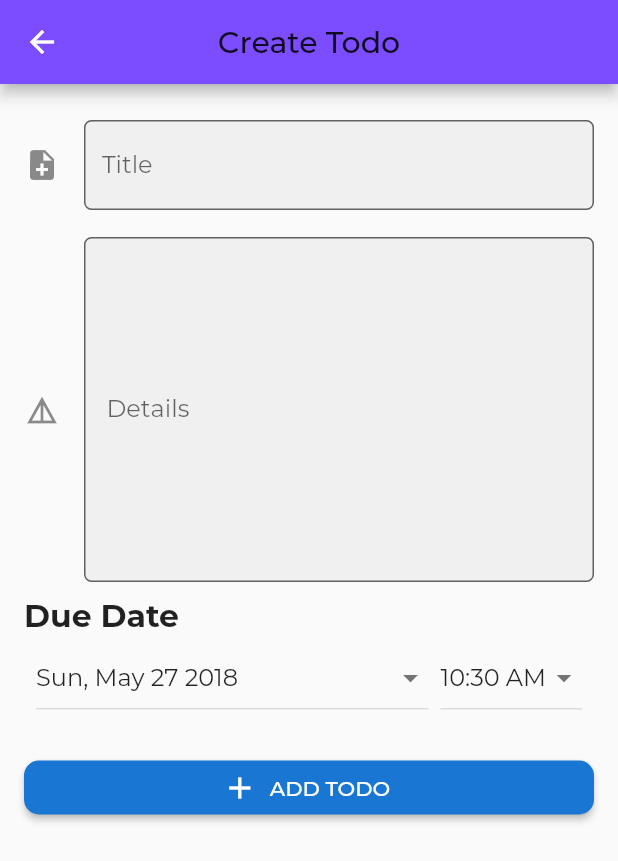
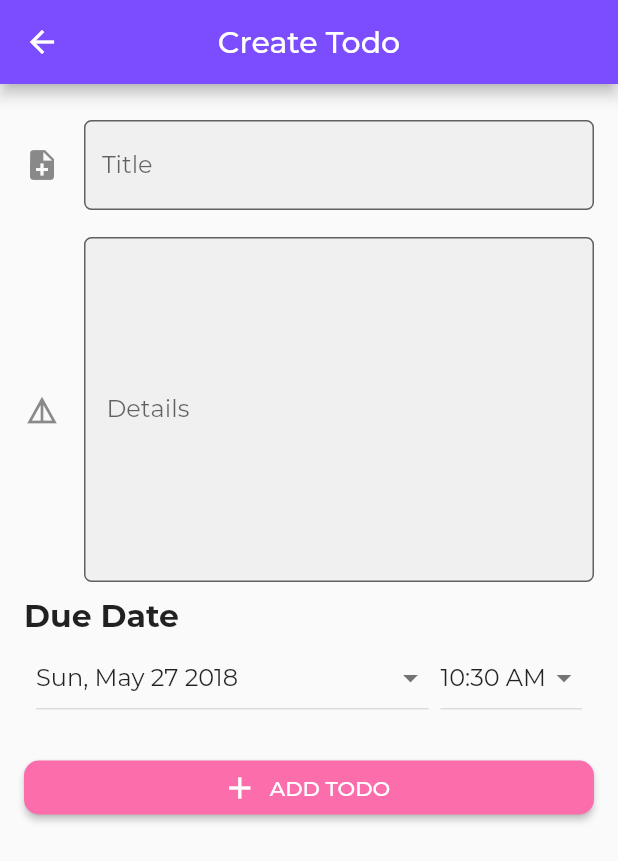
Before and after one commit to MaskyS/Studento, a Flutter app: the CreateNewTodoPage screen opened directly with empty values, on a phone screen of 412 x 824 dp. Shown: the top 861 px of the screen. Run offline on Flutter 3.47's test engine with Material 2 defaults, Android fonts, the phone set to English and light mode, and no system bars; our stand-ins replace connectivity, numberpicker, shared_preferences, sqflite; missing offline and left inert: flutter_webview_plugin, jaguar, jaguar_flutter_asset, simple_permissions; accounts and stored records are empty; project files that could hold a hidden picture were left out.

Commit message:
Fix colors

```diff
--- a/lib/main.dart
+++ b/lib/main.dart
@@ -43,6 +43,7 @@ void main() => runApp(Studento());
         primaryIconTheme: IconThemeData(color: Colors.white),
         primaryColor: Color(0xFF5fbff9),
         accentColor: Color(0xFF5fbff9),
+        buttonColor: Color(0xFFfc6dab),
       ),
     );
   }
--- a/lib/pages/setup.dart
+++ b/lib/pages/setup.dart
@@ -165,7 +165,9 @@ class _SetupState extends State<Setup> {
 
   void validateAndPushSessionsPage() =>
     SharedPreferencesHelper.getSubjectsList().then((List<String> subjectsList) {
-      if (subjectsList.isNotEmpty && subjectsList != null) pushNextPage(2);
+      if (subjectsList.isNotEmpty && subjectsList != null && subjectsList.length > 4) {
+        pushNextPage(2);
+      }
     });
 
   void pushPermissionsPage() async{
--- a/lib/pages/todo_list_page.dart
+++ b/lib/pages/todo_list_page.dart
@@ -147,7 +147,6 @@ class _TodoListPageState extends State<TodoListPage> {
   /// Completed tab.
   Widget _buildBottomNavigationBar() {
     return BottomNavigationBar(
-      fixedColor: Colors.blue[700],
       currentIndex: _selectedTab,
       onTap: (int screen) => switchTabs(screen),
       items: [
@@ -169,7 +168,6 @@ class _TodoListPageState extends State<TodoListPage> {
             );
       },
       tooltip: "Create Todo",
-      backgroundColor: Colors.blue[700],
       foregroundColor: Colors.white,
       child: Icon(
         Icons.add,
@@ -280,7 +278,7 @@ class _CreateNewTodoPageState extends State<CreateNewTodoPage> {
   @override
   Widget build(BuildContext context) {
     return Scaffold(
-      appBar: StudentoAppBar(title: Text("Create Todo")),
+      appBar: StudentoAppBar(title: Text("Create Todo", style: TextStyle(color: Color(0xFFFEFEFE))),),
       body: _buildForm(),
     );
   }
@@ -330,7 +328,6 @@ class _CreateNewTodoPageState extends State<CreateNewTodoPage> {
             shape: RoundedRectangleBorder(
                 borderRadius: BorderRadius.all(Radius.circular(10.0))),
             textColor: Colors.white,
-            color: Colors.blue[700],
             label: Text("ADD TODO"),
             icon: Icon(Icons.add),
             onPressed: () {
--- a/pubspec.yaml
+++ b/pubspec.yaml
@@ -17,7 +17,8 @@ dependencies:
   sqflite: "^0.8.9"
   quiver: '>=0.29.0 <0.30.0'
   intl: "^0.15.6"
-  firebase_analytics: ^0.3.3
+  firebase_analytics: "^0.3.3"
+  firebase_core: any
 
 dev_dependencies:
   flutter_test:
```
Also changed, not shown: pubspec.lock, 2 other files.
